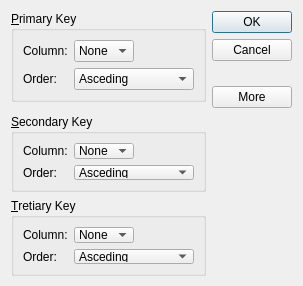
Old version of the form sortdialog.ui in the repository ram2406/qtbookexample.
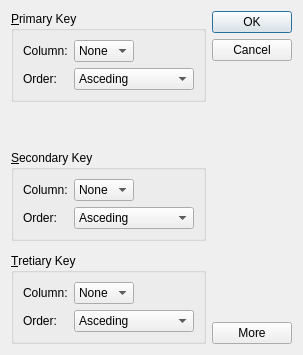
New version of the form.

Commit message: под линюхой работает выподение, проверяно, так же добавил setChackble кнопке more

```diff
--- a/sortdialog.ui
+++ b/sortdialog.ui
@@ -7,7 +7,7 @@
     <x>0</x>
     <y>0</y>
     <width>303</width>
-    <height>286</height>
+    <height>355</height>
    </rect>
   </property>
   <property name="minimumSize">
@@ -79,7 +79,7 @@
      </layout>
     </widget>
    </item>
-   <item row="0" column="2" rowspan="4">
+   <item row="0" column="2" rowspan="7">
     <layout class="QVBoxLayout" name="verticalLayout">
      <item>
       <widget class="QPushButton" name="okButton">
@@ -176,19 +176,6 @@
      </layout>
     </widget>
    </item>
-   <item row="3" column="0">
-    <spacer name="verticalSpacer_2">
-     <property name="orientation">
-      <enum>Qt::Vertical</enum>
-     </property>
-     <property name="sizeHint" stdset="0">
-      <size>
-       <width>20</width>
-       <height>96</height>
-      </size>
-     </property>
-    </spacer>
-   </item>
    <item row="4" column="0" colspan="2">
     <widget class="QGroupBox" name="secondaryGroupBox">
      <property name="enabled">
@@ -251,6 +238,19 @@
      </layout>
     </widget>
    </item>
+   <item row="3" column="0">
+    <spacer name="verticalSpacer_3">
+     <property name="orientation">
+      <enum>Qt::Vertical</enum>
+     </property>
+     <property name="sizeHint" stdset="0">
+      <size>
+       <width>20</width>
+       <height>40</height>
+      </size>
+     </property>
+    </spacer>
+   </item>
   </layout>
  </widget>
  <tabstops>
```
Left out of the diff: 2 changed lines with no effect on the pictures. The commit also changes 5 other files.
